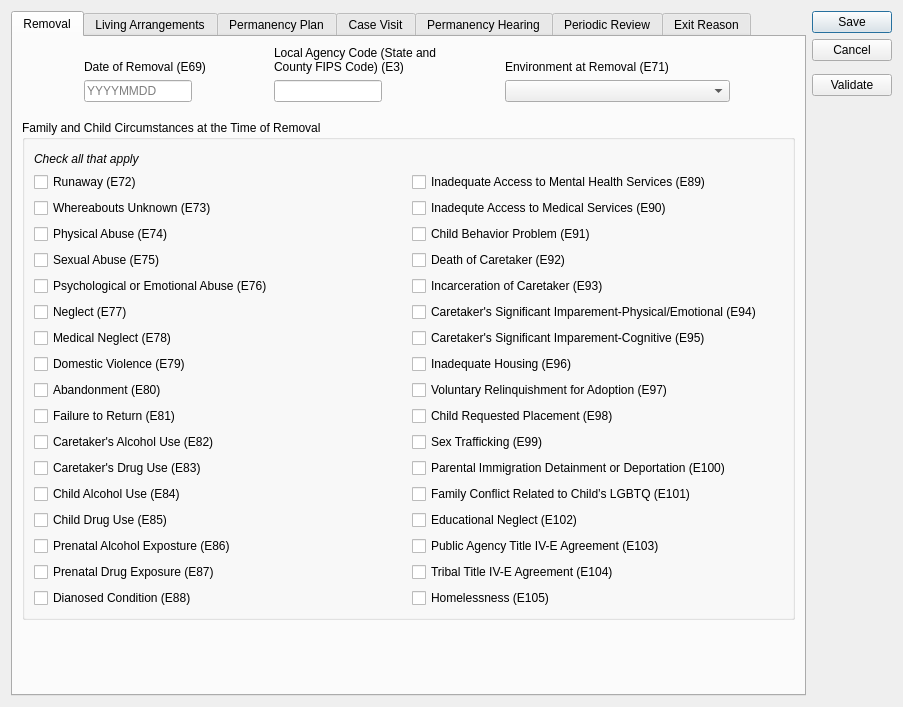
This is ui/ui_removal2020.ui in zstamper/AFCARS-AXE as Qt 5 draws it before an edit. The edited form follows.
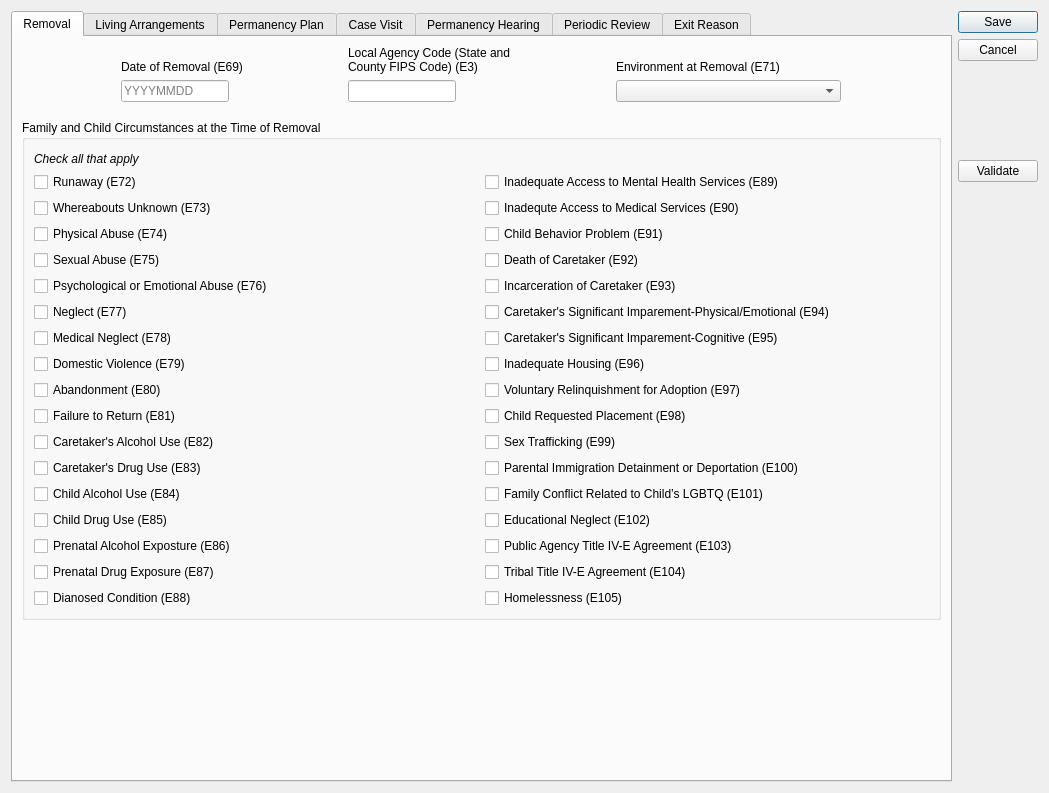
This is the edited form.

```diff
--- a/ui/ui_removal2020.ui
+++ b/ui/ui_removal2020.ui
@@ -9,8 +9,8 @@
    <rect>
     <x>0</x>
     <y>0</y>
-    <width>903</width>
-    <height>707</height>
+    <width>1049</width>
+    <height>793</height>
    </rect>
   </property>
   <property name="font">
```
Left out of the diff: 8 changed lines with no effect on the pictures.
